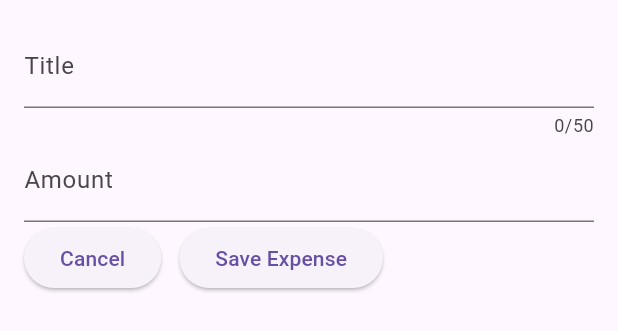
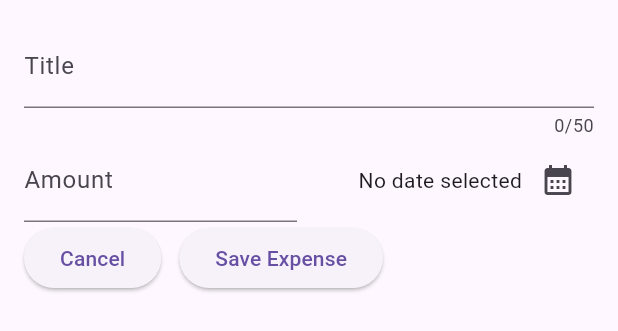
Before and after one commit to brijeshkumar-chavda/ExpenseTracker, a Flutter app: the NewExpense widget shown alone on an empty page, opened directly, on a phone screen of 412 x 824 dp. Shown: the top 331 px of the screen. Run offline on Flutter 3.47's test engine with Material 3 defaults, Android fonts, the phone set to English and light mode, and no system bars.

Commit message:
feat: add functionality to select date

```diff
--- a/lib/widgets/new_expense.dart
+++ b/lib/widgets/new_expense.dart
@@ -1,4 +1,7 @@
 import 'package:flutter/material.dart';
+import 'package:intl/intl.dart';
+
+final formatter = DateFormat.yMd();
 
 class NewExpense extends StatefulWidget {
   NewExpense({super.key});
@@ -12,6 +15,22 @@ class NewExpense extends StatefulWidget {
 class _NewExpenseState extends State<NewExpense> {
   final _titleController = TextEditingController();
   final _amountController = TextEditingController();
+  DateTime? _selectedDate;
+
+  void _presentDatePicker() async {
+    final now = DateTime.now();
+    final firstDate = DateTime(now.year - 1, now.month, now.day);
+
+    final pickedDate = await showDatePicker(
+      context: context,
+      initialDate: now,
+      firstDate: firstDate,
+      lastDate: now,
+    );
+    setState(() {
+      _selectedDate = pickedDate;
+    });
+  }
 
   @override
   void dispose() {
@@ -31,13 +50,37 @@ class _NewExpenseState extends State<NewExpense> {
             maxLength: 50,
             decoration: InputDecoration(label: Text("Title")),
           ),
-          TextField(
+          Row(
+            children: [
+              Expanded(
+                child: TextField(
                   controller: _amountController,
                   keyboardType: TextInputType.number,
                   decoration: InputDecoration(
                     prefixText: "\$ ",
                     label: Text("Amount"),
                   ),
+                ),
+              ),
+              SizedBox(width: 16),
+              Expanded(
+                child: Row(
+                  mainAxisAlignment: MainAxisAlignment.end,
+                  crossAxisAlignment: CrossAxisAlignment.center,
+                  children: [
+                    Text(
+                      _selectedDate == null
+                          ? "No date selected"
+                          : formatter.format(_selectedDate!),
+                    ),
+                    IconButton(
+                      onPressed: _presentDatePicker,
+                      icon: Icon(Icons.calendar_month),
+                    ),
+                  ],
+                ),
+              ),
+            ],
           ),
           Row(
             children: [
```
Lines whose indentation alone changed are shown as unchanged.
